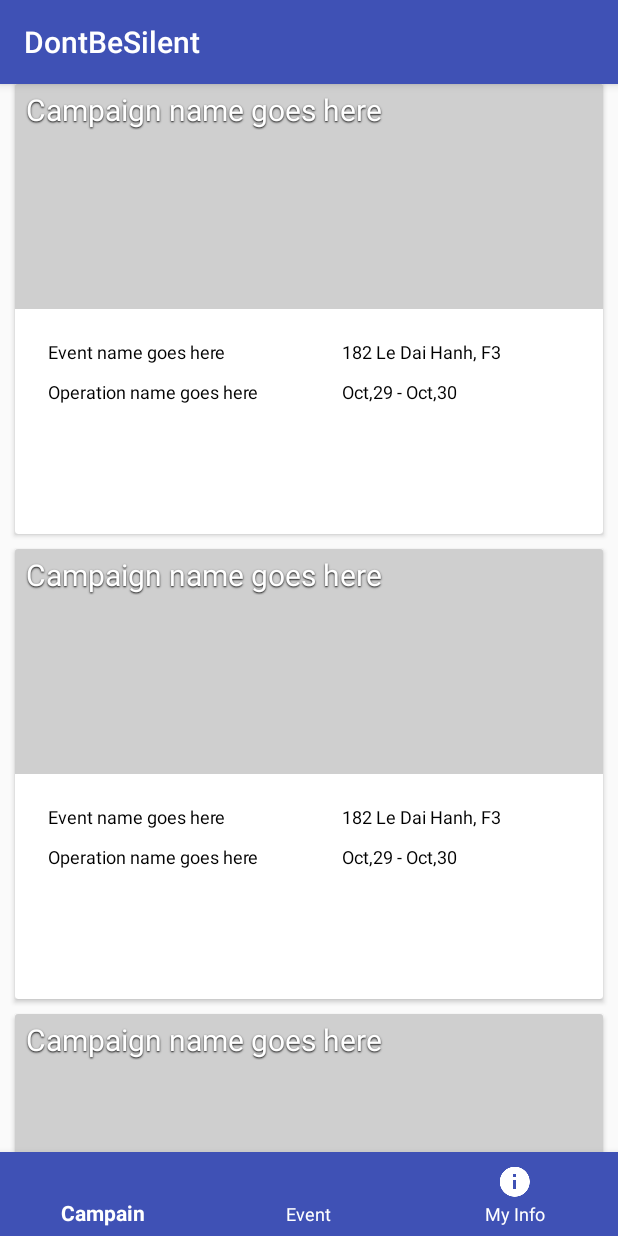
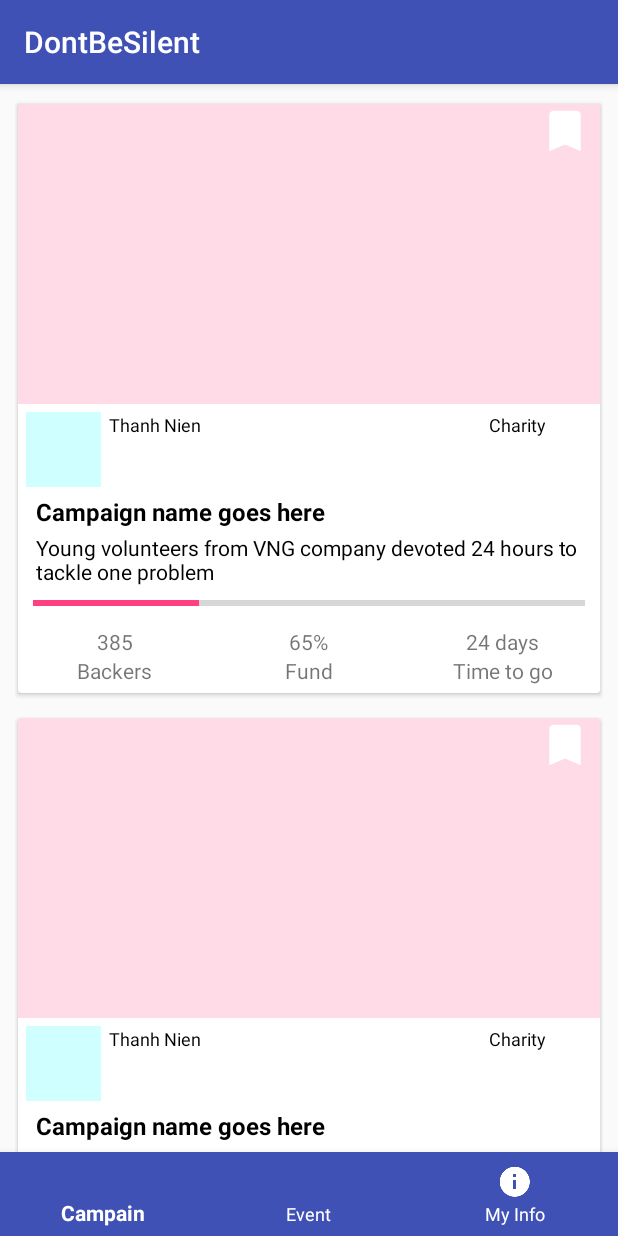
Before and after one commit to kennguyenbkpro/dontbesilent, an Android app: the screen it shows after launch once a user with an empty profile is signed in (MainActivity), on a phone screen of 412 x 824 dp. Run offline under Robolectric (Android 15) with nearby library versions, the phone set to English and light mode, and no system bars; our stand-ins replace Firebase (no records; nobody signed in at launch, a user with empty details on screens opened directly).

Commit message:
Update campaign tab

```diff
--- a/DontBeSilent/app/src/main/AndroidManifest.xml
+++ b/DontBeSilent/app/src/main/AndroidManifest.xml
@@ -19,7 +19,9 @@
             </intent-filter>
         </activity>
 
-        <activity android:name=".activity.MainActivity" />
+        <activity android:name=".activity.MainActivity">
+        </activity>
+        <activity android:name=".activity.CampaignDetailsActivity"/>
     </application>
 
 </manifest>
--- /dev/null
+++ b/DontBeSilent/app/src/main/java/com/dontbesilent/dontbesilent/activity/CampaignDetailsActivity.java
@@ -0,0 +1,15 @@
+package com.dontbesilent.dontbesilent.activity;
+
+import android.support.v7.app.AppCompatActivity;
+import android.os.Bundle;
+
+import com.dontbesilent.dontbesilent.R;
+
+public class CampaignDetailsActivity extends AppCompatActivity {
+
+    @Override
+    protected void onCreate(Bundle savedInstanceState) {
+        super.onCreate(savedInstanceState);
+        setContentView(R.layout.activity_campaign_details);
+    }
+}
--- a/DontBeSilent/app/src/main/java/com/dontbesilent/dontbesilent/adapter/CampaignAdapter.java
+++ b/DontBeSilent/app/src/main/java/com/dontbesilent/dontbesilent/adapter/CampaignAdapter.java
@@ -4,6 +4,9 @@ import android.support.v7.widget.RecyclerView;
 import android.view.LayoutInflater;
 import android.view.View;
 import android.view.ViewGroup;
+import android.widget.ImageView;
+import android.widget.ProgressBar;
+import android.widget.TextView;
 
 import com.dontbesilent.dontbesilent.R;
 import com.dontbesilent.dontbesilent.data.Campaign;
@@ -17,6 +20,7 @@ import java.util.ArrayList;
 public class CampaignAdapter extends RecyclerView.Adapter<CampaignAdapter.Holder> {
 
     private ArrayList<Campaign> mCampaigns = new ArrayList<>();
+    private OnCampaignSelectedListener onCampaignSelectedListener;
 
     public void setData(ArrayList<Campaign> campaigns) {
         mCampaigns.clear();
@@ -39,17 +43,54 @@ public class CampaignAdapter extends RecyclerView.Adapter<CampaignAdapter.Holder
     }
 
     @Override
-    public void onBindViewHolder(Holder holder, int position) {
+    public void onBindViewHolder(final Holder holder, int position) {
         try {
-            Campaign campaign = mCampaigns.get(position);
+//            Campaign campaign = mCampaigns.get(position);
+            holder.itemView.setOnClickListener(new View.OnClickListener() {
+                @Override
+                public void onClick(View view) {
+                    if (onCampaignSelectedListener != null) {
+                        onCampaignSelectedListener.onCampaignSelected(null, holder);
+                    }
+                }
+            });
         } catch (Exception e) {
             e.printStackTrace();
         }
     }
 
     public static class Holder extends RecyclerView.ViewHolder {
+        public ImageView mImvBanner;
+        public ImageView mImvBookmark;
+        public TextView mTvCampaignName;
+        public TextView mTvCampaignDescription;
+        public TextView mTvEventName;
+        public TextView mTvOperationName;
+        public TextView mTvDuration;
+        public TextView mTvLocation;
+        public TextView mTvType;
+        public ProgressBar mProgress;
+
         public Holder(View itemView) {
             super(itemView);
+            mImvBanner = (ImageView) itemView.findViewById(R.id.item_campaign_imv_image);
+            mImvBookmark = (ImageView) itemView.findViewById(R.id.item_campaign_imv_bookmark);
+            mTvCampaignName = (TextView) itemView.findViewById(R.id.item_campaign_tv_name);
+            mTvCampaignDescription = (TextView) itemView.findViewById(R.id.item_campaign_tv_description);
+            mTvOperationName = (TextView) itemView.findViewById(R.id.item_campaign_tv_operation_name);
+//            mTvEventName = (TextView) itemView.findViewById(R.id.item_campaign_tv_event_name);
+//            mTvDuration = (TextView) itemView.findViewById(R.id.item_campaign_tv_duration);
+//            mTvLocation = (TextView) itemView.findViewById(R.id.item_campaign_tv_location);
+            mTvType = (TextView) itemView.findViewById(R.id.item_campaign_tv_type);
+            mProgress = (ProgressBar) itemView.findViewById(R.id.item_campaign_progress);
         }
     }
+
+    public void setOnCampaignSelectedListener(OnCampaignSelectedListener onCampaignSelectedListener) {
+        this.onCampaignSelectedListener = onCampaignSelectedListener;
+    }
+
+    public interface OnCampaignSelectedListener {
+        void onCampaignSelected(Campaign campaign, Holder holder);
+    }
 }
--- a/DontBeSilent/app/src/main/java/com/dontbesilent/dontbesilent/fragment/FragmentCampaign.java
+++ b/DontBeSilent/app/src/main/java/com/dontbesilent/dontbesilent/fragment/FragmentCampaign.java
@@ -1,8 +1,10 @@
 package com.dontbesilent.dontbesilent.fragment;
 
+import android.content.Intent;
 import android.graphics.Rect;
 import android.os.Bundle;
 import android.support.annotation.Nullable;
+import android.support.v4.app.ActivityOptionsCompat;
 import android.support.v7.widget.DividerItemDecoration;
 import android.support.v7.widget.LinearLayoutManager;
 import android.support.v7.widget.RecyclerView;
@@ -11,14 +13,16 @@ import android.view.View;
 import android.view.ViewGroup;
 
 import com.dontbesilent.dontbesilent.R;
+import com.dontbesilent.dontbesilent.activity.CampaignDetailsActivity;
 import com.dontbesilent.dontbesilent.adapter.CampaignAdapter;
+import com.dontbesilent.dontbesilent.data.Campaign;
 import com.dontbesilent.dontbesilent.util.Utils;
 
 /**
  * Created by CuTi on 10/27/2016.
  */
 
-public class FragmentCampaign extends BaseFragment {
+public class FragmentCampaign extends BaseFragment implements CampaignAdapter.OnCampaignSelectedListener {
     private RecyclerView mRvCampaigns;
     private CampaignAdapter mCampaignAdapter;
     private LinearLayoutManager mLinearLayoutManager;
@@ -48,15 +52,16 @@ public class FragmentCampaign extends BaseFragment {
         super.onActivityCreated(savedInstanceState);
         mLinearLayoutManager = new LinearLayoutManager(getContext(), LinearLayoutManager.VERTICAL, false);
         mCampaignAdapter = new CampaignAdapter();
+        mCampaignAdapter.setOnCampaignSelectedListener(this);
 
         mRvCampaigns.setLayoutManager(mLinearLayoutManager);
         mRvCampaigns.setAdapter(mCampaignAdapter);
         mRvCampaigns.addItemDecoration(new RecyclerView.ItemDecoration() {
             @Override
             public void getItemOffsets(Rect outRect, View view, RecyclerView parent, RecyclerView.State state) {
-                if (parent.findContainingViewHolder(view).getAdapterPosition() > 0) {
+//                if (parent.findContainingViewHolder(view).getAdapterPosition() > 0) {
                     outRect.top = Utils.dpToPx(10);
-                }
+//                }
             }
         });
     }
@@ -64,4 +69,11 @@ public class FragmentCampaign extends BaseFragment {
     private void loadCampaigns() {
         // TODO
     }
+
+    @Override
+    public void onCampaignSelected(Campaign campaign, CampaignAdapter.Holder holder) {
+        Intent intent = new Intent(getContext(), CampaignDetailsActivity.class);
+        ActivityOptionsCompat activityOptionsCompat = ActivityOptionsCompat.makeSceneTransitionAnimation(getActivity(), holder.mImvBanner, getString(R.string.transition_image));
+        startActivity(intent, activityOptionsCompat.toBundle());
+    }
 }
--- /dev/null
+++ b/DontBeSilent/app/src/main/res/drawable/lift_on_touch.xml
@@ -0,0 +1,24 @@
+<?xml version="1.0" encoding="utf-8"?>
+<!-- animate the translationZ property of a view when pressed -->
+<selector xmlns:android="http://schemas.android.com/apk/res/android">
+    <item
+        android:state_enabled="true"
+        android:state_pressed="true">
+        <set>
+            <objectAnimator
+                android:duration="@android:integer/config_shortAnimTime"
+                android:propertyName="translationZ"
+                android:valueTo="6dp"
+                android:valueType="floatType"/>
+        </set>
+    </item>
+    <item>
+        <set>
+            <objectAnimator
+                android:duration="@android:integer/config_shortAnimTime"
+                android:propertyName="translationZ"
+                android:valueTo="0"
+                android:valueType="floatType"/>
+        </set>
+    </item>
+</selector>
--- /dev/null
+++ b/DontBeSilent/app/src/main/res/layout/activity_campaign_details.xml
@@ -0,0 +1,16 @@
+<?xml version="1.0" encoding="utf-8"?>
+<RelativeLayout xmlns:android="http://schemas.android.com/apk/res/android"
+    xmlns:tools="http://schemas.android.com/tools"
+    android:id="@+id/activity_campaign_details"
+    android:layout_width="match_parent"
+    android:layout_height="match_parent"
+    tools:context="com.dontbesilent.dontbesilent.activity.CampaignDetailsActivity">
+
+    <ImageView
+        android:id="@+id/campaign_detail_imv_image"
+        android:layout_width="match_parent"
+        android:layout_height="200dp"
+        android:scaleType="centerCrop"
+        android:background="#30FF4081"
+        android:transitionName="@string/transition_image"/>
+</RelativeLayout>
--- /dev/null
+++ b/DontBeSilent/app/src/main/res/layout/campaign_info.xml
@@ -0,0 +1,62 @@
+<?xml version="1.0" encoding="utf-8"?>
+<LinearLayout xmlns:android="http://schemas.android.com/apk/res/android"
+    android:orientation="horizontal"
+    android:layout_width="match_parent"
+    android:layout_height="wrap_content"
+    android:weightSum="3"
+    android:gravity="center_vertical">
+
+    <LinearLayout
+        android:layout_weight="1"
+        android:layout_width="0dp"
+        android:layout_height="match_parent"
+        android:orientation="vertical"
+        android:gravity="center">
+        <TextView
+            android:id="@+id/tv_backers_num"
+            android:layout_width="wrap_content"
+            android:layout_height="wrap_content"
+            android:text="385"/>
+        <TextView
+            android:id="@+id/tv_backers"
+            android:layout_width="wrap_content"
+            android:layout_height="wrap_content"
+            android:text="Backers"/>
+    </LinearLayout>
+
+    <LinearLayout
+        android:layout_weight="1"
+        android:layout_width="0dp"
+        android:layout_height="match_parent"
+        android:orientation="vertical"
+        android:gravity="center">
+        <TextView
+            android:id="@+id/tv_fund_num"
+            android:layout_width="wrap_content"
+            android:layout_height="wrap_content"
+            android:text="65%"/>
+        <TextView
+            android:id="@+id/tv_fund"
+            android:layout_width="wrap_content"
+            android:layout_height="wrap_content"
+            android:text="Fund"/>
+    </LinearLayout>
+
+    <LinearLayout
+        android:layout_weight="1"
+        android:layout_width="0dp"
+        android:layout_height="match_parent"
+        android:orientation="vertical"
+        android:gravity="center">
+        <TextView
+            android:id="@+id/tv_time_num"
+            android:layout_width="wrap_content"
+            android:layout_height="wrap_content"
+            android:text="24 days"/>
+        <TextView
+            android:id="@+id/tv_time"
+            android:layout_width="wrap_content"
+            android:layout_height="wrap_content"
+            android:text="Time to go"/>
+    </LinearLayout>
+</LinearLayout>
--- a/DontBeSilent/app/src/main/res/layout/fragment_campaign.xml
+++ b/DontBeSilent/app/src/main/res/layout/fragment_campaign.xml
@@ -7,5 +7,7 @@
     <android.support.v7.widget.RecyclerView
         android:id="@+id/rv_campaigns"
         android:layout_width="match_parent"
-        android:layout_height="match_parent"/>
+        android:layout_height="match_parent"
+        android:layout_marginLeft="10dp"
+        android:layout_marginRight="10dp"/>
 </RelativeLayout>
--- a/DontBeSilent/app/src/main/res/layout/rv_item_campaign.xml
+++ b/DontBeSilent/app/src/main/res/layout/rv_item_campaign.xml
@@ -1,84 +1,121 @@
 <?xml version="1.0" encoding="utf-8"?>
 <android.support.v7.widget.CardView xmlns:android="http://schemas.android.com/apk/res/android"
+    xmlns:app="http://schemas.android.com/apk/res-auto"
     android:orientation="vertical"
     android:layout_width="match_parent"
-    android:layout_height="300dp"
+    android:layout_height="wrap_content"
     android:background="@color/cardview_dark_background"
-    android:layout_marginLeft="10dp"
-    android:layout_marginRight="10dp">
+    android:foreground="?attr/selectableItemBackground"
+    android:stateListAnimator="@drawable/lift_on_touch"
+    android:clickable="true"
+    app:cardPreventCornerOverlap="false"
+    app:cardUseCompatPadding="true">
+
+    <RelativeLayout
+        android:layout_width="match_parent"
+        android:layout_height="wrap_content"
+        android:paddingBottom="5dp">
 
         <ImageView
             android:id="@+id/item_campaign_imv_image"
             android:layout_width="match_parent"
-        android:layout_height="150dp"
+            android:layout_height="200dp"
             android:scaleType="centerCrop"
-        android:background="#30000000"/>
+            android:background="#30FF4081"
+            android:transitionName="@string/transition_image"/>
+
+        <ImageView
+            android:id="@+id/item_campaign_imv_bookmark"
+            android:layout_width="wrap_content"
+            android:layout_height="wrap_content"
+            android:layout_alignTop="@id/item_campaign_imv_image"
+            android:layout_alignRight="@id/item_campaign_imv_image"
+            android:layout_marginRight="5dp"
+            android:paddingTop="-3dp"
+            android:background="@drawable/ic_bookmark_white_36dp"/>
+
+        <LinearLayout
+            android:id="@+id/item_campaign_layout_operation"
+            android:layout_width="match_parent"
+            android:layout_height="wrap_content"
+            android:layout_below="@id/item_campaign_imv_image"
+            android:orientation="horizontal"
+            android:layout_marginTop="5dp"
+            android:weightSum="5">
+
+            <LinearLayout
+                android:layout_weight="4"
+                android:layout_width="0dp"
+                android:layout_height="wrap_content"
+                android:orientation="horizontal"
+                android:layout_marginLeft="5dp"
+                android:layout_marginRight="5dp">
+                <ImageView
+                    android:id="@+id/item_campaign_imv_operation_avatar"
+                    android:layout_width="50dp"
+                    android:layout_height="50dp"
+                    android:background="#3000FFFF"/>
+
+                <TextView
+                    android:id="@+id/item_campaign_tv_operation_name"
+                    android:layout_width="match_parent"
+                    android:layout_height="wrap_content"
+                    android:layout_marginLeft="3dp"
+                    android:gravity="left|center_vertical"
+                    style="@style/TextViewCampaignItemInfo"
+                    android:text="Thanh Nien"/>
+            </LinearLayout>
+
+            <TextView
+                android:id="@+id/item_campaign_tv_type"
+                android:layout_weight="1"
+                android:layout_width="0dp"
+                android:layout_height="wrap_content"
+                android:gravity="left|center_vertical"
+                style="@style/TextViewCampaignItemInfo"
+                android:text="Charity"/>
+        </LinearLayout>
 
         <TextView
             android:id="@+id/item_campaign_tv_name"
             android:layout_width="match_parent"
             android:layout_height="wrap_content"
-        android:layout_marginLeft="5dp"
-        android:layout_marginTop="3dp"
+            android:layout_below="@id/item_campaign_layout_operation"
+            android:layout_marginLeft="10dp"
+            android:layout_marginTop="5dp"
             android:gravity="left|center_vertical"
             style="@style/TextViewName"
             android:text="Campaign name goes here"/>
 
-    <LinearLayout
-        android:layout_width="match_parent"
-        android:layout_height="match_parent"
-        android:layout_marginTop="150dp"
-        android:orientation="horizontal"
-        android:weightSum="2">
-        <LinearLayout
-            android:layout_weight="1"
-            android:layout_width="0dp"
-            android:layout_height="wrap_content"
-            android:orientation="vertical"
-            android:layout_margin="20dp">
-
         <TextView
-                android:id="@+id/item_campaign_tv_event_name"
+            android:id="@+id/item_campaign_tv_description"
             android:layout_width="match_parent"
             android:layout_height="wrap_content"
+            android:layout_below="@id/item_campaign_tv_name"
+            android:layout_marginLeft="10dp"
+            android:layout_marginTop="3dp"
             android:gravity="left|center_vertical"
-                style="@style/TextViewCampaignItemInfo"
-                android:text="Event name goes here"/>
+            style="@style/TextViewDescription"
+            android:text="Young volunteers from VNG company devoted 24 hours to tackle one problem"/>
 
-            <TextView
-                android:id="@+id/item_campaign_tv_operation_name"
-                android:layout_marginTop="10dp"
+        <ProgressBar
+            android:id="@+id/item_campaign_progress"
             android:layout_width="match_parent"
             android:layout_height="wrap_content"
-                android:gravity="left|center_vertical"
-                style="@style/TextViewCampaignItemInfo"
-                android:text="Operation name goes here"/>
-        </LinearLayout>
+            android:layout_below="@id/item_campaign_tv_description"
+            android:layout_marginLeft="10dp"
+            android:layout_marginRight="10dp"
+            android:layout_marginTop="3dp"
+            android:indeterminate="false"
+            android:progress="30"
+            android:max="100"
+            style="@style/Widget.AppCompat.ProgressBar.Horizontal"/>
 
-        <LinearLayout
-            android:layout_weight="1"
-            android:layout_width="0dp"
-            android:layout_height="wrap_content"
-            android:orientation="vertical"
-            android:layout_margin="20dp">
-
-            <TextView
-                android:id="@+id/item_campaign_tv_location"
+        <include layout="@layout/campaign_info"
+            android:layout_below="@id/item_campaign_progress"
             android:layout_width="match_parent"
             android:layout_height="wrap_content"
-                android:gravity="left|center_vertical"
-                style="@style/TextViewCampaignItemInfo"
-                android:text="182 Le Dai Hanh, F3"/>
-
-            <TextView
-                android:id="@+id/item_campaign_tv_duration"
-                android:layout_marginTop="10dp"
-                android:layout_width="match_parent"
-                android:layout_height="wrap_content"
-                android:gravity="left|center_vertical"
-                style="@style/TextViewCampaignItemInfo"
-                android:text="Oct,29 - Oct,30"/>
-        </LinearLayout>
-    </LinearLayout>
+            android:layout_marginTop="8dp" />
+    </RelativeLayout>
 
 </android.support.v7.widget.CardView>
--- a/DontBeSilent/app/src/main/res/values/strings.xml
+++ b/DontBeSilent/app/src/main/res/values/strings.xml
@@ -4,4 +4,7 @@
     <string name="bottom_nav_title_campaign">Campain</string>
     <string name="bottom_nav_title_event">Event</string>
     <string name="bottom_nav_title_my_info">My Info</string>
+
+    <string name="transition_image">image</string>
+    <string name="transition_name">name</string>
 </resources>
--- a/DontBeSilent/app/src/main/res/values/styles.xml
+++ b/DontBeSilent/app/src/main/res/values/styles.xml
@@ -17,16 +17,20 @@
     <style name="AppTheme.PopupOverlay" parent="ThemeOverlay.AppCompat.Light" />
 
     <style name="TextViewName">
-        <item name="android:textColor">@android:color/white</item>
-        <item name="android:textSize">20dp</item>
-        <item name="android:shadowColor">@android:color/black</item>
-        <item name="android:shadowRadius">1</item>
-        <item name="android:shadowDx">0.0</item>
-        <item name="android:shadowDy">1.0</item>
+        <item name="android:textStyle">bold</item>
+        <item name="android:textColor">@android:color/black</item>
+        <item name="android:textSize">16dp</item>
+        <item name="android:maxLines">1</item>
+        <item name="android:ellipsize">end</item>
         <item name="android:paddingLeft">2dp</item>
         <item name="android:paddingRight">2dp</item>
-        <item name="android:maxLines">1</item>
-        <item name="android:ellipsize">end</item>
+    </style>
+
+    <style name="TextViewDescription">
+        <item name="android:textColor">@android:color/black</item>
+        <item name="android:textSize">14dp</item>
+        <item name="android:paddingLeft">2dp</item>
+        <item name="android:paddingRight">2dp</item>
     </style>
 
     <style name="TextViewCampaignItemInfo">
```
Also changed, not shown: DontBeSilent/app/src/main/res/drawable-hdpi/ic_bookmark_white_36dp.png (added), DontBeSilent/app/src/main/res/drawable-mdpi/ic_bookmark_white_36dp.png (added), DontBeSilent/app/src/main/res/drawable-xhdpi/ic_bookmark_white_36dp.png (added), DontBeSilent/app/src/main/res/drawable-xxhdpi/ic_bookmark_white_36dp.png (added), DontBeSilent/app/src/main/res/drawable-xxxhdpi/ic_bookmark_white_36dp.png (added). Lines whose indentation alone changed are shown as unchanged.
